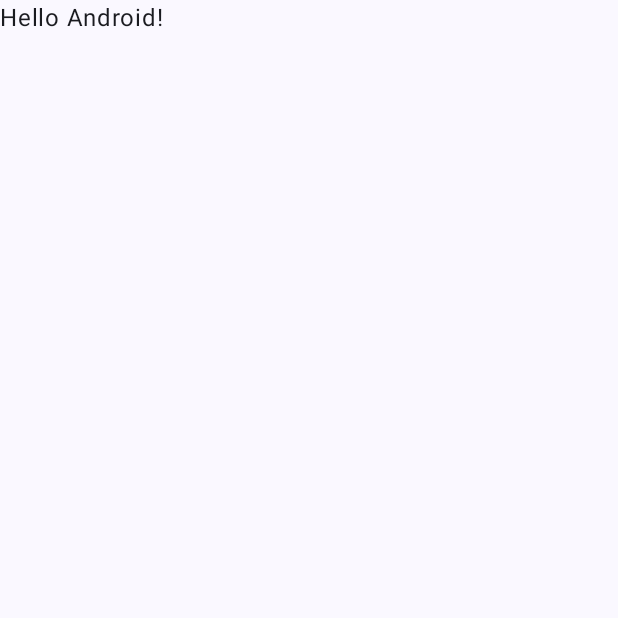
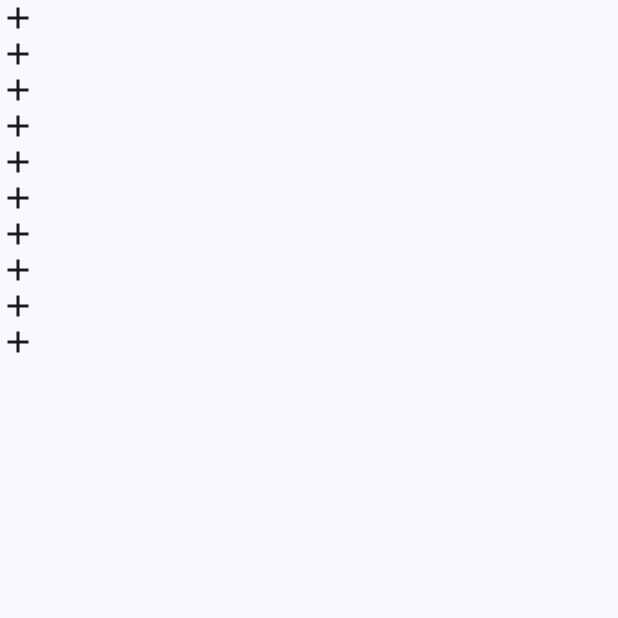
Before and after one commit to Aiteam55/firstKotlinApp, an Android app built with Jetpack Compose: the screen it shows after launch (MainActivity), on a phone screen of 412 x 824 dp, the top half of it. Before the commit the part shown is almost empty. Run offline under Robolectric (Android 15) with nearby library versions, the phone set to English and light mode, and no system bars.

Commit message:
Exploring jetpack compose layouts

```diff
--- a/app/src/main/java/com/aiteam/firstkotlinapp/MainActivity.kt
+++ b/app/src/main/java/com/aiteam/firstkotlinapp/MainActivity.kt
@@ -4,13 +4,27 @@ import android.os.Bundle
 import androidx.activity.ComponentActivity
 import androidx.activity.compose.setContent
 import androidx.activity.enableEdgeToEdge
+import androidx.compose.foundation.Image
+import androidx.compose.foundation.background
+import androidx.compose.foundation.layout.Arrangement
+import androidx.compose.foundation.layout.Column
 import androidx.compose.foundation.layout.fillMaxSize
 import androidx.compose.foundation.layout.padding
+import androidx.compose.foundation.layout.size
+import androidx.compose.foundation.lazy.LazyColumn
+import androidx.compose.foundation.lazy.items
+import androidx.compose.material.icons.Icons
+import androidx.compose.material.icons.filled.Add
+import androidx.compose.material3.Icon
 import androidx.compose.material3.Scaffold
 import androidx.compose.material3.Text
 import androidx.compose.runtime.Composable
+import androidx.compose.ui.Alignment
 import androidx.compose.ui.Modifier
+import androidx.compose.ui.graphics.Color
+import androidx.compose.ui.res.painterResource
 import androidx.compose.ui.tooling.preview.Preview
+import androidx.compose.ui.unit.dp
 import com.aiteam.firstkotlinapp.ui.theme.FirstKotlinAppTheme
 
 class MainActivity : ComponentActivity() {
@@ -21,7 +35,7 @@ class MainActivity : ComponentActivity() {
             FirstKotlinAppTheme {
                 Scaffold(modifier = Modifier.fillMaxSize()) { innerPadding ->
                     Greeting(
-                        name = "Android",
+                        name = "Mitia",
                         modifier = Modifier.padding(innerPadding)
                     )
                 }
@@ -32,10 +46,36 @@ class MainActivity : ComponentActivity() {
 
 @Composable
 fun Greeting(name: String, modifier: Modifier = Modifier) {
-    Text(
-        text = "Hello $name!",
-        modifier = modifier
-    )
+    LazyColumn {
+        items(10) {
+            i -> Icon(imageVector = Icons.Default.Add, contentDescription = null)
+        }
+    }
+//    Column {
+//        for(i in 1..10) {
+//            Icon(imageVector = Icons.Default.Add, contentDescription = null)
+//        }
+//    }
+//    Image(
+//        painter = painterResource(id = R.drawable.ic_launcher_foreground),
+//        contentDescription = null,
+//        modifier = Modifier.background(Color.Black)
+//    )
+//    Column (
+//        horizontalAlignment = Alignment.CenterHorizontally,
+//        verticalArrangement = Arrangement.Center,
+//        modifier = Modifier
+//            .size(400.dp)
+//    ){
+//        Text(
+//            text = "Hello $name!",
+//            modifier = modifier
+//        )
+//        Text(
+//            text = "Some other text lavalava be",
+//            modifier = modifier
+//        )
+//    }
 }
 
 @Preview(showBackground = true)
```
